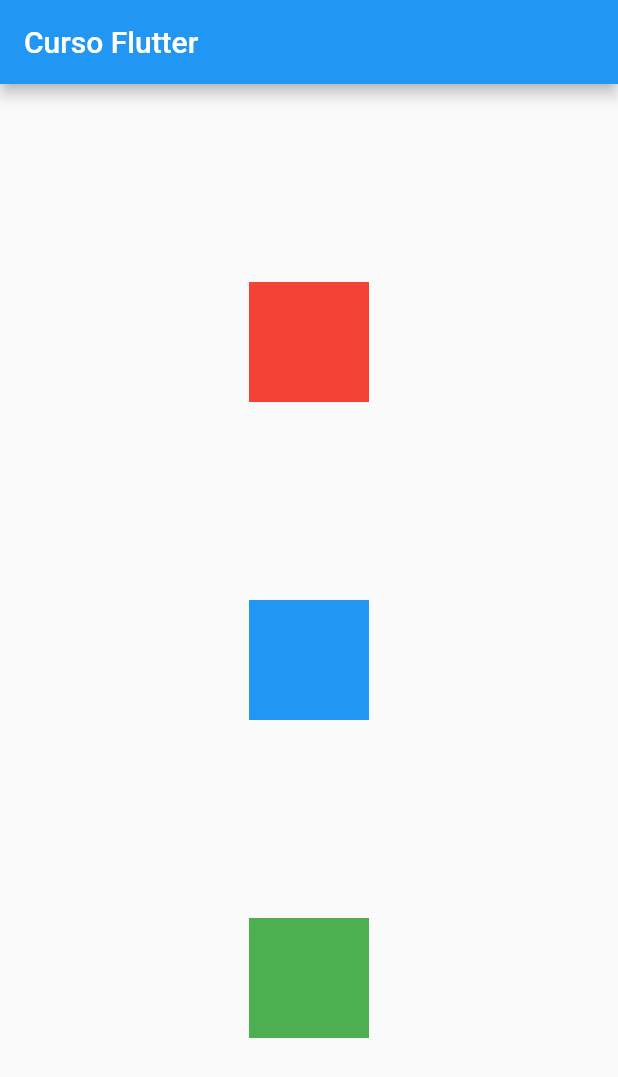
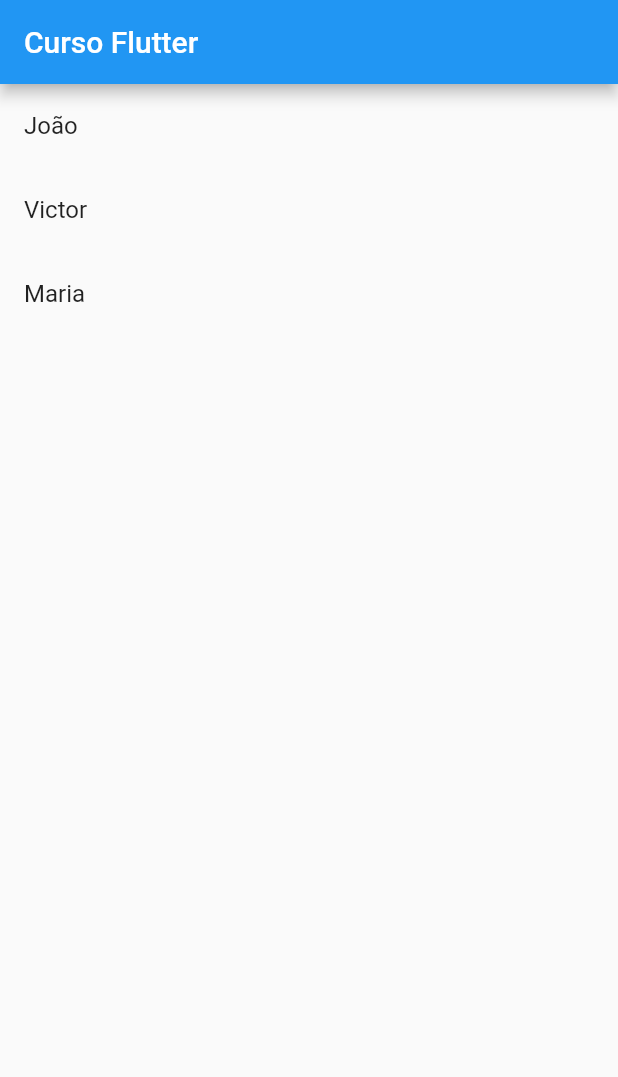
Before and after one commit to VictorLemeFernandes/estudosFlutter, a Flutter app: the screen it shows after launch, on a phone screen of 412 x 824 dp. Shown: the top 1077 px of the screen. Run offline on Flutter 3.47's test engine with Material 2 defaults, Android fonts, the phone set to English and light mode, and no system bars.

Commit message:
ListView

```diff
--- a/secondProject/hello_world_again/lib/main.dart
+++ b/secondProject/hello_world_again/lib/main.dart
@@ -4,7 +4,7 @@ void main() {
   runApp(const MyApp());
 }
 
-class MyApp extends StatelessWidget{
+class MyApp extends StatelessWidget {
   const MyApp({Key? key}) : super(key: key);
 
   @override
@@ -16,7 +16,7 @@ class MyApp extends StatelessWidget{
 }
 
 class MyHomePage extends StatefulWidget {
-  const MyHomePage({ Key? key }) : super(key: key);
+  const MyHomePage({Key? key}) : super(key: key);
 
   @override
   State<MyHomePage> createState() => _MyHomePageState();
@@ -25,33 +25,23 @@ class MyHomePage extends StatefulWidget {
 class _MyHomePageState extends State<MyHomePage> {
   @override
   Widget build(BuildContext context) {
+    final names = ['João', 'Victor', 'Maria'];
+
     return Scaffold(
       appBar: AppBar(
         title: const Text('Curso Flutter'),
       ),
       body: SizedBox(
         width: double.infinity,
-        child: Column(
-          mainAxisAlignment: MainAxisAlignment.spaceEvenly,
-          crossAxisAlignment: CrossAxisAlignment.center,
-          children: [
-            Container(
-              width: 80,
-              height: 80,
-              color: Colors.red,
-            ),
-            Container(
-              width: 80,
-              height: 80,
-              color: Colors.blue,
-            ),
-            Container(
-              width: 80,
-              height: 80,
-              color: Colors.green,
-            ),
-          ],
-        ),
+        height: double.infinity,
+        child: ListView.builder(
+            itemCount: names.length,
+            itemBuilder: (context, index) {
+              final name = names[index];
+              return ListTile(
+                title: Text(name),
+              );
+            }),
       ),
     );
   }
```
